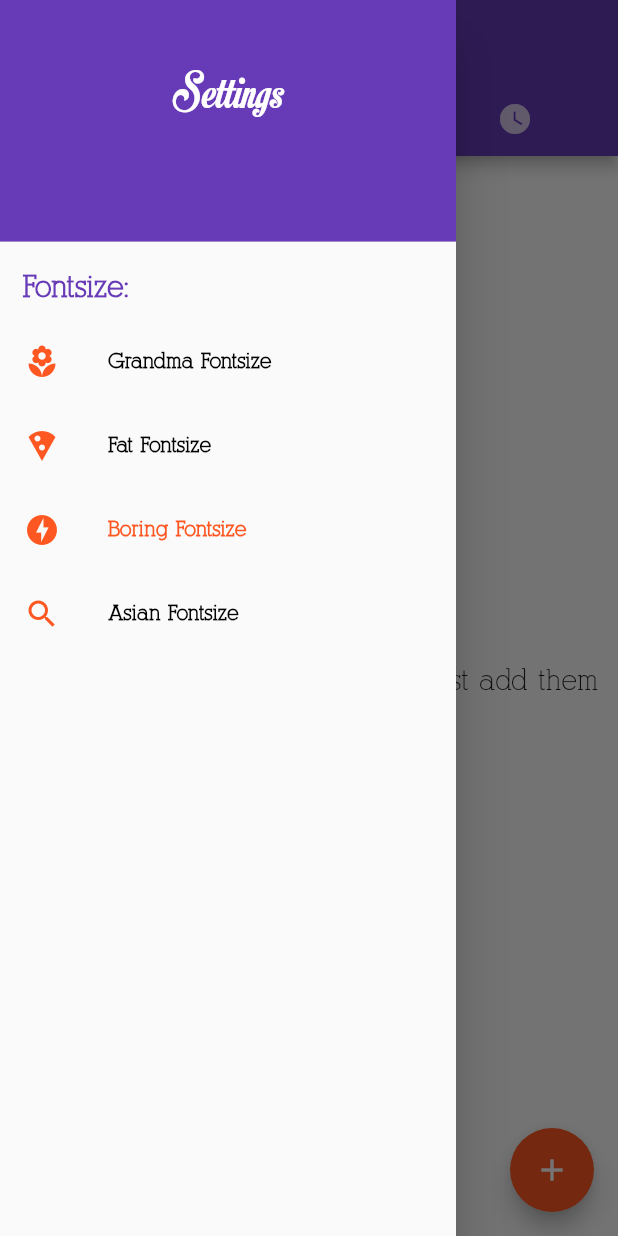
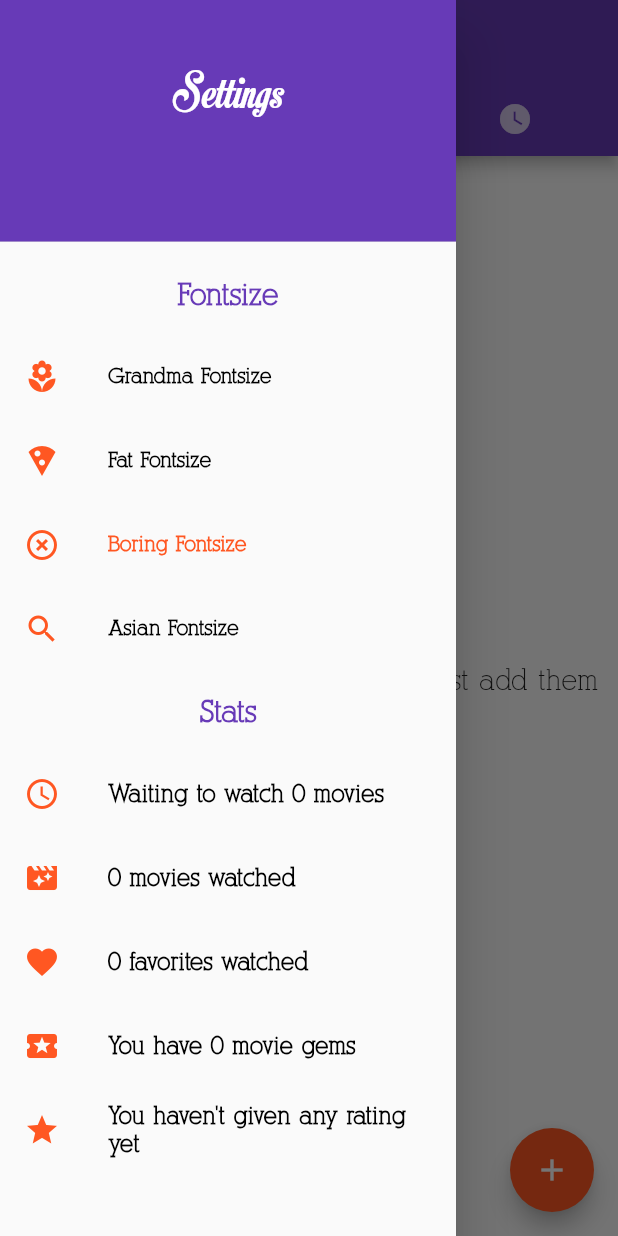
Before and after one commit to Nimlion/Movie_List, a Flutter app: the screen it shows after launch, with the side drawer open, on a phone screen of 412 x 824 dp. Run offline on Flutter 3.47's test engine with Material 2 defaults, Android fonts, the phone set to English and light mode, and no system bars; drawn by our look-alikes of overlay_support; our stand-ins replace shared_preferences; missing offline and left inert: unicorndial.

Commit message:
Updated the the drawer menu and extra sort option
watch list is now able to be sorted by highest ranking, updated the drawer icons en colors and added a stats block in the drawer menu

```diff
--- a/lib/main.dart
+++ b/lib/main.dart
@@ -28,7 +28,7 @@ class MovieListApp extends StatelessWidget {
   Widget build(BuildContext context) {
     return OverlaySupport(
         child: MaterialApp(
-            title: 'My Movie List',
+            title: 'Movie Gems',
             theme: ThemeData(
                 primarySwatch: Colors.deepOrange,
                 primaryColor: Colors.deepPurple,
@@ -136,14 +136,15 @@ class MovieState extends State<MovieList> {
               ),
               decoration: BoxDecoration(
                 color: brightness == Brightness.dark
-                    ? Colors.teal
+                    ? Colors.black
                     : Colors.deepPurple,
               ),
             ),
             Padding(
-              padding: EdgeInsets.fromLTRB(15, 10, 0, 10),
+              padding: EdgeInsets.fromLTRB(0, 15, 0, 15),
               child: Text(
-                "Fontsize:",
+                "Fontsize",
+                textAlign: TextAlign.center,
                 style: TextStyle(
                     fontSize: Repo.currentFont + 6,
                     fontWeight: FontWeight.bold,
@@ -202,7 +203,7 @@ class MovieState extends State<MovieList> {
             ),
             ListTile(
               leading: Icon(
-                Icons.offline_bolt,
+                Icons.highlight_off,
                 color: brightness == Brightness.dark
                     ? Colors.white
                     : Colors.deepOrange,
@@ -247,6 +248,115 @@ class MovieState extends State<MovieList> {
                   Repo.currentFont = Repo.smallFont;
                 });
               },
+            ),
+            Padding(
+              padding: EdgeInsets.fromLTRB(0, 15, 0, 15),
+              child: Text(
+                "Stats",
+                textAlign: TextAlign.center,
+                style: TextStyle(
+                    fontSize: Repo.currentFont + 6,
+                    fontWeight: FontWeight.bold,
+                    color: brightness == Brightness.dark
+                        ? Colors.white
+                        : Colors.deepPurple),
+              ),
+            ),
+            ListTile(
+              leading: Icon(
+                Icons.access_time,
+                color: Colors.deepOrange,
+              ),
+              title: Text(
+                Repo.future.length == 1
+                    ? 'Waiting to watch ' +
+                        Repo.future.length.toString() +
+                        ' movie'
+                    : 'Waiting to watch ' +
+                        Repo.future.length.toString() +
+                        ' movies',
+                style: TextStyle(
+                    fontSize: Repo.currentFont + 2,
+                    color: brightness == Brightness.dark
+                        ? Colors.white
+                        : Colors.black,
+                    fontWeight: FontWeight.bold),
+              ),
+            ),
+            ListTile(
+              leading: Icon(
+                Icons.movie_filter,
+                color: Colors.deepOrange,
+              ),
+              title: Text(
+                Repo.watched.length == 1
+                    ? Repo.watched.length.toString() + ' movie watched'
+                    : Repo.watched.length.toString() + ' movies watched',
+                style: TextStyle(
+                    fontSize: Repo.currentFont + 2,
+                    color: brightness == Brightness.dark
+                        ? Colors.white
+                        : Colors.black,
+                    fontWeight: FontWeight.bold),
+              ),
+            ),
+            ListTile(
+              leading: Icon(
+                Icons.favorite,
+                color: Colors.deepOrange,
+              ),
+              title: Text(
+                Movie.retrieveFavorites().length == 1
+                    ? Movie.retrieveFavorites().length.toString() +
+                        ' favorite watched'
+                    : Movie.retrieveFavorites().length.toString() +
+                        ' favorites watched',
+                style: TextStyle(
+                    fontSize: Repo.currentFont + 2,
+                    color: brightness == Brightness.dark
+                        ? Colors.white
+                        : Colors.black,
+                    fontWeight: FontWeight.bold),
+              ),
+            ),
+            ListTile(
+              leading: Icon(
+                Icons.local_activity,
+                color: Colors.deepOrange,
+              ),
+              title: Text(
+                Movie.retrieveGems(Repo.watched).length == 1
+                    ? 'You have ' +
+                        Movie.retrieveGems(Repo.watched).length.toString() +
+                        ' movie gem'
+                    : 'You have ' +
+                        Movie.retrieveGems(Repo.watched).length.toString() +
+                        ' movie gems',
+                style: TextStyle(
+                    fontSize: Repo.currentFont + 2,
+                    color: brightness == Brightness.dark
+                        ? Colors.white
+                        : Colors.black,
+                    fontWeight: FontWeight.bold),
+              ),
+            ),
+            ListTile(
+              leading: Icon(
+                Icons.grade,
+                color: Colors.deepOrange,
+              ),
+              title: Text(
+                Repo.watched.length == 0
+                    ? 'You haven\'t given any rating yet'
+                    : 'Your average rating is ' +
+                        Movie.getAverageRating(Repo.watched).toString(),
+                style: TextStyle(
+                    fontSize: Repo.currentFont + 2,
+                    color: brightness == Brightness.dark
+                        ? Colors.white
+                        : Colors.black,
+                    fontWeight: FontWeight.bold),
+              ),
             ),
           ],
         ),
@@ -374,12 +484,13 @@ class MovieState extends State<MovieList> {
             childButtons: <UnicornButton>[
               UnicornButton(
                   currentButton: FloatingActionButton(
-                heroTag: 'homeGemFAB',
+                heroTag: 'homeRatingFAB',
                 mini: true,
-                child: Icon(Icons.dns),
+                child: Icon(Icons.equalizer),
                 onPressed: () {
-                  print("Movie.retrieveGems(Repo.watched).length");
-                  print(Movie.retrieveGems(Repo.watched).length);
+                  setState(() {
+                    Movie.sortListByHighestRating(Repo.watched);
+                  });
                 },
               )),
               UnicornButton(
```
